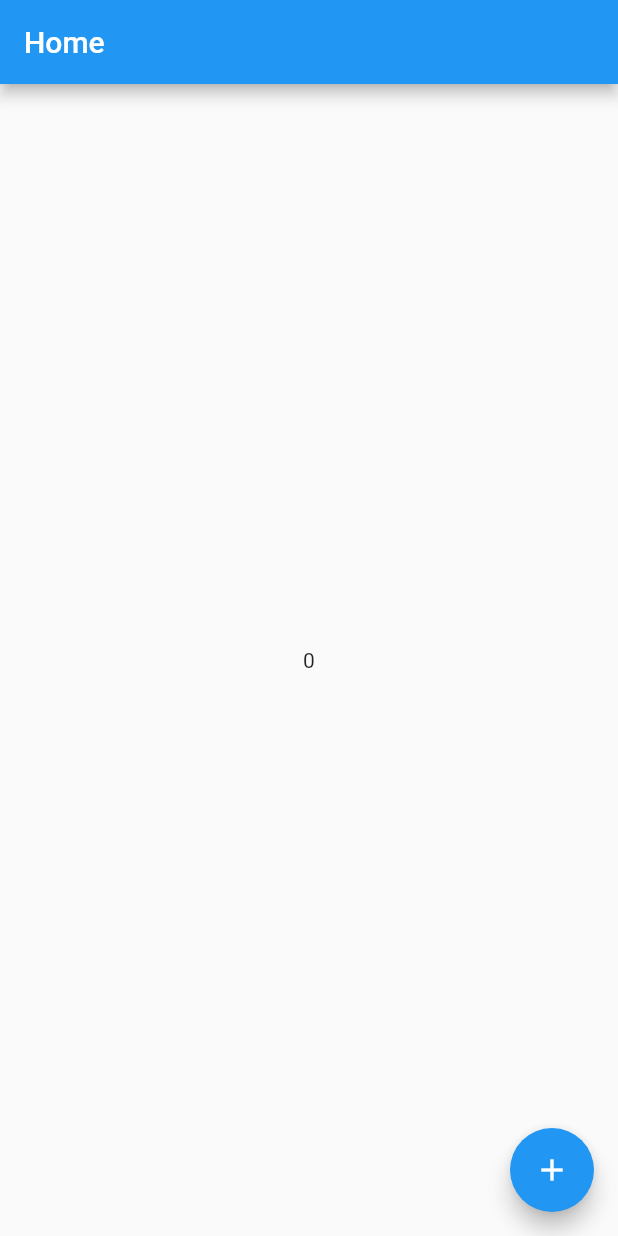
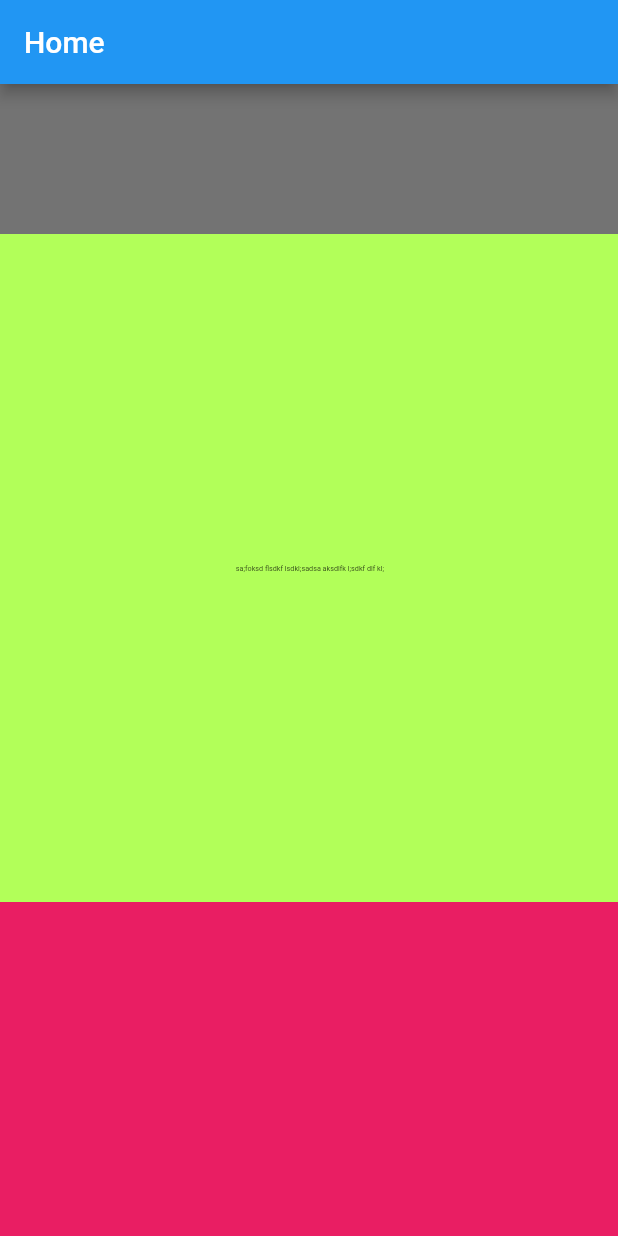
Before and after one commit to sayeedsaadman/first_step, a Flutter app: the HomeScreen screen opened directly, on a phone screen of 412 x 824 dp. Run offline on Flutter 3.47's test engine with Material 2 defaults, Android fonts, the phone set to English and light mode, and no system bars.

```diff
--- /dev/null
+++ b/lib/home_screen.dart
@@ -0,0 +1,122 @@
+import 'package:flutter/material.dart';
+
+/// MediaQuery
+
+class HomeScreen extends StatelessWidget {
+  const HomeScreen({super.key});
+
+  @override
+  Widget build(BuildContext context) {
+    return Scaffold(
+      appBar: AppBar(
+        title: Text('Home'),
+      ),
+      body: Column(
+        children: [
+          /// Ratio := Width : height
+          /// Ratio := 16/16
+          /// 100 : 100
+          // AspectRatio(
+          //   aspectRatio: 16/4,
+          //   child: Container(
+          //     color: Colors.red,
+          //     child: Image.network(
+          //         'https://images.idgesg.net/images/article/2017/10/wireless_network_internet_of_things_iot_thinkstock_853701554_3x2-100740688-large.jpg?auto=webp&quality=85,70',
+          //     fit: BoxFit.cover,
+          //     ),
+          //   ),
+          // ),
+          // Container(
+          //   width: MediaQuery.sizeOf(context).width,
+          //   height: MediaQuery.sizeOf(context).width,
+          //   color: Colors.amberAccent,
+          //   child: FractionallySizedBox(
+          //     widthFactor: 0.5, // 0 - 1
+          //     heightFactor: 0.5,
+          //     child: Container(
+          //       color: Colors.red,
+          //     ),
+          //   ),
+          // )
+          // Flexible(
+          //   fit: FlexFit.tight,
+          //   flex: 3,
+          //   child: Container(
+          //     color: Colors.amber,
+          //     width: MediaQuery.sizeOf(context).width,
+          //   ),
+          // ),
+          // Flexible(
+          //   flex: 7,
+          //   child: Column(
+          //     children: [
+          //       Flexible(
+          //         child: Container(
+          //           color: Colors.red,
+          //           width: MediaQuery.sizeOf(context).width,
+          //         ),
+          //       ),
+          //       SizedBox(height: 50,),
+          //     ],
+          //   ),
+          // ),
+          // Flexible(
+          //   flex: 1,
+          //   child: Row(
+          //     children: [
+          //       Flexible(
+          //         child: Container(
+          //           color: Colors.blue,
+          //         ),
+          //       ),
+          //       Flexible(
+          //         flex: 5,
+          //         child: Container(
+          //           color: Colors.lightGreenAccent,
+          //         ),
+          //       ),
+          //     ],
+          //   ),
+          // ),
+          // Flexible(
+          //   fit: FlexFit.tight,
+          //   flex: 5,
+          //   child: Container(
+          //     color: Colors.purple,
+          //     width: MediaQuery.sizeOf(context).width,
+          //   ),
+          // ),
+          Container(
+            color: Colors.black54,
+            height: 100,
+            width: MediaQuery.sizeOf(context).width,
+          ),
+          // ** Expanded, Flexible
+          Expanded(
+            flex: 10,
+            child: Container(
+              color: Colors.lightGreenAccent,
+              width: double.infinity,
+              alignment: Alignment.center,
+              child: SizedBox(
+                width: 100,
+                height: 20,
+                child: FittedBox(
+                  child: Text(
+                    ' sa;foksd flsdkf lsdkl;sadsa aksdlfk l;sdkf dlf kl;',
+                  ),
+                ),
+              ),
+            ),
+          ),
+          Expanded(
+            flex: 5,
+            child: Container(
+              color: Colors.pink,
+            ),
+          ),
+        ],
+      ),
+    );
+  }
+}
```
Also changed, not shown: lib/main.dart (+2 -108 lines).
